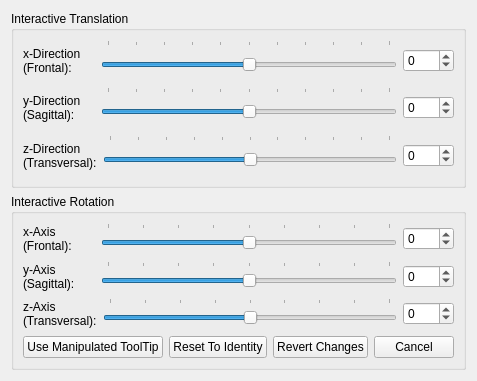
Above: Modules/IGTUI/Qmitk/QmitkInteractiveTransformationWidgetControls.ui from MITK/MITK before the change. Below: the same form after it.
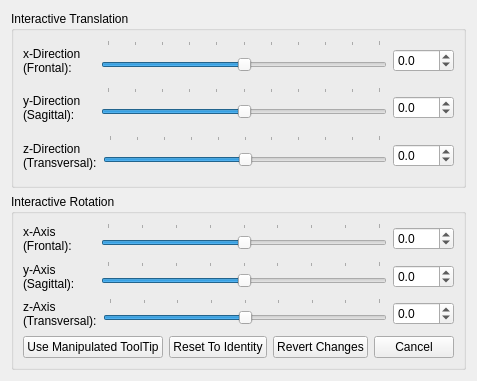
That is the form after the change.

Commit message: Change Spinboxes to double. Use deep copy of geometries for resetting.

Patch:
```diff
--- a/Modules/IGTUI/Qmitk/QmitkInteractiveTransformationWidgetControls.ui
+++ b/Modules/IGTUI/Qmitk/QmitkInteractiveTransformationWidgetControls.ui
@@ -82,12 +82,15 @@
            </widget>
           </item>
           <item>
-           <widget class="QSpinBox" name="m_XTransSpinBox">
+           <widget class="QDoubleSpinBox" name="m_XTransSpinBox">
+            <property name="decimals">
+             <number>1</number>
+            </property>
             <property name="minimum">
-             <number>-500</number>
+             <double>-500.000000000000000</double>
             </property>
             <property name="maximum">
-             <number>500</number>
+             <double>500.000000000000000</double>
             </property>
            </widget>
           </item>
@@ -141,15 +144,15 @@
            </widget>
           </item>
           <item>
-           <widget class="QSpinBox" name="m_YTransSpinBox">
+           <widget class="QDoubleSpinBox" name="m_YTransSpinBox">
+            <property name="decimals">
+             <number>1</number>
+            </property>
             <property name="minimum">
-             <number>-500</number>
+             <double>-500.000000000000000</double>
             </property>
             <property name="maximum">
-             <number>500</number>
-            </property>
-            <property name="value">
-             <number>0</number>
+             <double>500.000000000000000</double>
             </property>
            </widget>
           </item>
@@ -206,15 +209,15 @@
            </widget>
           </item>
           <item>
-           <widget class="QSpinBox" name="m_ZTransSpinBox">
+           <widget class="QDoubleSpinBox" name="m_ZTransSpinBox">
+            <property name="decimals">
+             <number>1</number>
+            </property>
             <property name="minimum">
-             <number>-500</number>
+             <double>-500.000000000000000</double>
             </property>
             <property name="maximum">
-             <number>500</number>
-            </property>
-            <property name="singleStep">
-             <number>1</number>
+             <double>500.000000000000000</double>
             </property>
            </widget>
           </item>
@@ -284,12 +287,15 @@
            </widget>
           </item>
           <item>
-           <widget class="QSpinBox" name="m_XRotSpinBox">
+           <widget class="QDoubleSpinBox" name="m_XRotSpinBox">
+            <property name="decimals">
+             <number>1</number>
+            </property>
             <property name="minimum">
-             <number>-180</number>
+             <double>-180.000000000000000</double>
             </property>
             <property name="maximum">
-             <number>180</number>
+             <double>180.000000000000000</double>
             </property>
            </widget>
           </item>
@@ -340,12 +346,15 @@
            </widget>
           </item>
           <item>
-           <widget class="QSpinBox" name="m_YRotSpinBox">
+           <widget class="QDoubleSpinBox" name="m_YRotSpinBox">
+            <property name="decimals">
+             <number>1</number>
+            </property>
             <property name="minimum">
-             <number>-180</number>
+             <double>-180.000000000000000</double>
             </property>
             <property name="maximum">
-             <number>180</number>
+             <double>180.000000000000000</double>
             </property>
            </widget>
           </item>
@@ -396,12 +405,15 @@
            </widget>
           </item>
           <item>
-           <widget class="QSpinBox" name="m_ZRotSpinBox">
+           <widget class="QDoubleSpinBox" name="m_ZRotSpinBox">
+            <property name="decimals">
+             <number>1</number>
+            </property>
             <property name="minimum">
-             <number>-180</number>
+             <double>-180.000000000000000</double>
             </property>
             <property name="maximum">
-             <number>180</number>
+             <double>180.000000000000000</double>
             </property>
            </widget>
           </item>
```
The commit also changes 2 other files.
